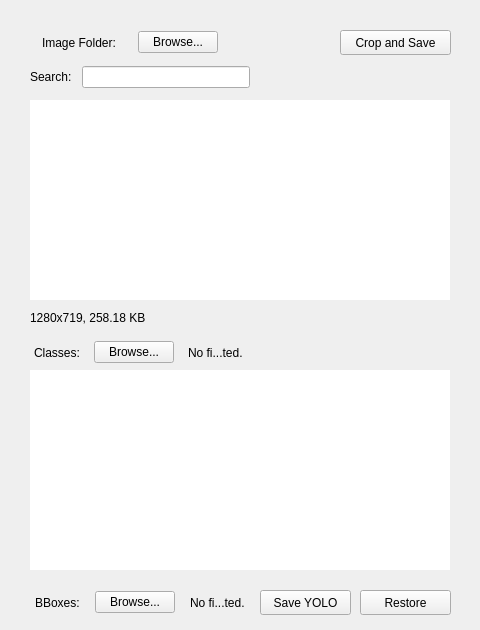
This is include/MainView.ui in ntu-sdi/dataset-labelling-tool as Qt 5 draws it before an edit. The edited form follows.
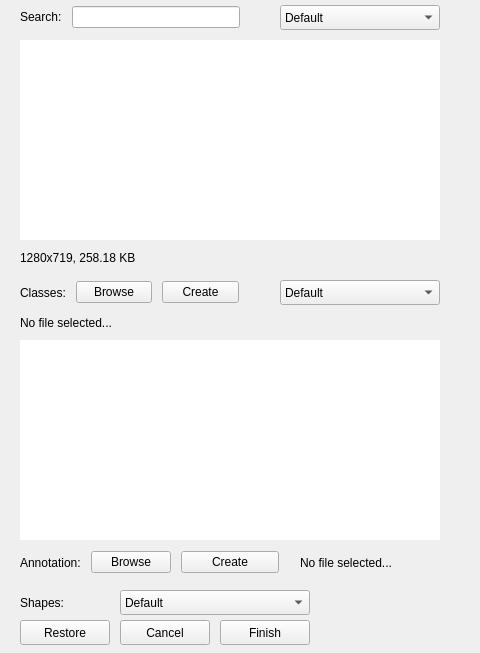
This is the edited form.

Commit message: Created GUI elements to correspond from design made in class diagram

The edit to the form file:
```diff
--- a/include/MainView.ui
+++ b/include/MainView.ui
@@ -7,7 +7,7 @@
     <x>0</x>
     <y>0</y>
     <width>480</width>
-    <height>630</height>
+    <height>653</height>
    </rect>
   </property>
   <property name="windowTitle">
@@ -17,10 +17,10 @@
    <widget class="QFrame" name="MainContainer">
     <property name="geometry">
      <rect>
-      <x>10</x>
-      <y>10</y>
+      <x>0</x>
+      <y>-50</y>
       <width>460</width>
-      <height>620</height>
+      <height>701</height>
      </rect>
     </property>
     <property name="sizePolicy">
@@ -46,16 +46,10 @@
       <rect>
        <x>20</x>
        <y>20</y>
-       <width>201</width>
+       <width>190</width>
        <height>25</height>
       </rect>
      </property>
-     <property name="sizePolicy">
-      <sizepolicy hsizetype="Fixed" vsizetype="Fixed">
-       <horstretch>0</horstretch>
-       <verstretch>0</verstretch>
-      </sizepolicy>
-     </property>
      <property name="styleSheet">
       <string notr="true"/>
      </property>
@@ -106,25 +100,12 @@
          </sizepolicy>
         </property>
         <property name="text">
-         <string>Browse...</string>
+         <string>Browse</string>
         </property>
        </widget>
       </item>
      </layout>
     </widget>
-    <widget class="QPushButton" name="CropSaveButton">
-     <property name="geometry">
-      <rect>
-       <x>330</x>
-       <y>20</y>
-       <width>111</width>
-       <height>25</height>
-      </rect>
-     </property>
-     <property name="text">
-      <string>Crop and Save</string>
-     </property>
-    </widget>
     <widget class="QFrame" name="ImageSearchFrame">
      <property name="geometry">
       <rect>
@@ -134,12 +115,6 @@
        <height>25</height>
       </rect>
      </property>
-     <property name="sizePolicy">
-      <sizepolicy hsizetype="Fixed" vsizetype="Fixed">
-       <horstretch>0</horstretch>
-       <verstretch>0</verstretch>
-      </sizepolicy>
-     </property>
      <property name="frameShape">
       <enum>QFrame::StyledPanel</enum>
      </property>
@@ -218,12 +193,6 @@
        <height>25</height>
       </rect>
      </property>
-     <property name="sizePolicy">
-      <sizepolicy hsizetype="Fixed" vsizetype="Fixed">
-       <horstretch>0</horstretch>
-       <verstretch>0</verstretch>
-      </sizepolicy>
-     </property>
      <property name="styleSheet">
       <string notr="true"/>
      </property>
@@ -274,20 +243,20 @@
          </sizepolicy>
         </property>
         <property name="text">
-         <string>Browse...</string>
+         <string>Browse</string>
         </property>
        </widget>
       </item>
       <item>
-       <widget class="QLabel" name="ClassFileLabel">
+       <widget class="QPushButton" name="ClassCreateButton">
         <property name="sizePolicy">
-         <sizepolicy hsizetype="Maximum" vsizetype="Preferred">
+         <sizepolicy hsizetype="Maximum" vsizetype="Fixed">
           <horstretch>0</horstretch>
           <verstretch>0</verstretch>
          </sizepolicy>
         </property>
         <property name="text">
-         <string>No fi...ted.</string>
+         <string>Create</string>
         </property>
        </widget>
       </item>
@@ -297,7 +266,7 @@
      <property name="geometry">
       <rect>
        <x>20</x>
-       <y>360</y>
+       <y>390</y>
        <width>420</width>
        <height>200</height>
       </rect>
@@ -313,17 +282,11 @@
      <property name="geometry">
       <rect>
        <x>20</x>
-       <y>580</y>
-       <width>221</width>
+       <y>600</y>
+       <width>260</width>
        <height>25</height>
       </rect>
      </property>
-     <property name="sizePolicy">
-      <sizepolicy hsizetype="Fixed" vsizetype="Fixed">
-       <horstretch>0</horstretch>
-       <verstretch>0</verstretch>
-      </sizepolicy>
-     </property>
      <property name="styleSheet">
       <string notr="true"/>
      </property>
@@ -361,7 +324,7 @@
          </sizepolicy>
         </property>
         <property name="text">
-         <string>BBoxes:</string>
+         <string>Annotation:</string>
         </property>
        </widget>
       </item>
@@ -374,49 +337,227 @@
          </sizepolicy>
         </property>
         <property name="text">
-         <string>Browse...</string>
+         <string>Browse</string>
         </property>
        </widget>
       </item>
       <item>
-       <widget class="QLabel" name="BBoxFileName">
-        <property name="sizePolicy">
-         <sizepolicy hsizetype="Maximum" vsizetype="Preferred">
-          <horstretch>0</horstretch>
-          <verstretch>0</verstretch>
-         </sizepolicy>
-        </property>
+       <widget class="QPushButton" name="AnnotationCreateButton">
         <property name="text">
-         <string>No fi...ted.</string>
+         <string>Create</string>
         </property>
        </widget>
       </item>
      </layout>
     </widget>
-    <widget class="QPushButton" name="SaveYOLOButton">
+    <widget class="QComboBox" name="ImageListSortBox">
      <property name="geometry">
       <rect>
-       <x>250</x>
-       <y>580</y>
-       <width>91</width>
+       <x>280</x>
+       <y>55</y>
+       <width>160</width>
        <height>25</height>
       </rect>
      </property>
+     <item>
+      <property name="text">
+       <string>Default</string>
+      </property>
+     </item>
+     <item>
+      <property name="text">
+       <string>Name : Ascending</string>
+      </property>
+     </item>
+     <item>
+      <property name="text">
+       <string>Name : Descending</string>
+      </property>
+     </item>
+     <item>
+      <property name="text">
+       <string>Date : Ascending</string>
+      </property>
+     </item>
+     <item>
+      <property name="text">
+       <string>Date : Descending</string>
+      </property>
+     </item>
+     <item>
+      <property name="text">
+       <string>Size : Ascending</string>
+      </property>
+     </item>
+     <item>
+      <property name="text">
+       <string>Size : Decsending</string>
+      </property>
+     </item>
+    </widget>
+    <widget class="QComboBox" name="ClassListSortBox">
+     <property name="geometry">
+      <rect>
+       <x>280</x>
+       <y>330</y>
+       <width>160</width>
+       <height>25</height>
+      </rect>
+     </property>
+     <item>
+      <property name="text">
+       <string>Default</string>
+      </property>
+     </item>
+     <item>
+      <property name="text">
+       <string>Name : Ascending</string>
+      </property>
+     </item>
+     <item>
+      <property name="text">
+       <string>Name : Descending</string>
+      </property>
+     </item>
+    </widget>
+    <widget class="QLabel" name="AnnotationLabel_2">
+     <property name="geometry">
+      <rect>
+       <x>300</x>
+       <y>595</y>
+       <width>118</width>
+       <height>35</height>
+      </rect>
+     </property>
+     <property name="sizePolicy">
+      <sizepolicy hsizetype="Maximum" vsizetype="Preferred">
+       <horstretch>0</horstretch>
+       <verstretch>0</verstretch>
+      </sizepolicy>
+     </property>
      <property name="text">
-      <string>Save YOLO</string>
+      <string>No file selected...</string>
      </property>
     </widget>
-    <widget class="QPushButton" name="RestoreButton">
+    <widget class="QFrame" name="ShapesFrame">
      <property name="geometry">
       <rect>
-       <x>350</x>
-       <y>580</y>
-       <width>91</width>
+       <x>20</x>
+       <y>640</y>
+       <width>301</width>
+       <height>61</height>
+      </rect>
+     </property>
+     <property name="frameShape">
+      <enum>QFrame::StyledPanel</enum>
+     </property>
+     <property name="frameShadow">
+      <enum>QFrame::Raised</enum>
+     </property>
+     <widget class="QLabel" name="ShapesLabel">
+      <property name="geometry">
+       <rect>
+        <x>0</x>
+        <y>0</y>
+        <width>60</width>
+        <height>25</height>
+       </rect>
+      </property>
+      <property name="sizePolicy">
+       <sizepolicy hsizetype="Maximum" vsizetype="Preferred">
+        <horstretch>0</horstretch>
+        <verstretch>0</verstretch>
+       </sizepolicy>
+      </property>
+      <property name="text">
+       <string>Shapes:</string>
+      </property>
+     </widget>
+     <widget class="QPushButton" name="ShapesRestoreButton">
+      <property name="geometry">
+       <rect>
+        <x>0</x>
+        <y>30</y>
+        <width>90</width>
+        <height>25</height>
+       </rect>
+      </property>
+      <property name="text">
+       <string>Restore</string>
+      </property>
+     </widget>
+     <widget class="QPushButton" name="ShapesCancelButton">
+      <property name="geometry">
+       <rect>
+        <x>100</x>
+        <y>30</y>
+        <width>90</width>
+        <height>25</height>
+       </rect>
+      </property>
+      <property name="text">
+       <string>Cancel</string>
+      </property>
+     </widget>
+     <widget class="QPushButton" name="ShapesFinishButton">
+      <property name="geometry">
+       <rect>
+        <x>200</x>
+        <y>30</y>
+        <width>90</width>
+        <height>25</height>
+       </rect>
+      </property>
+      <property name="text">
+       <string>Finish</string>
+      </property>
+     </widget>
+     <widget class="QComboBox" name="ShapesSelector">
+      <property name="geometry">
+       <rect>
+        <x>100</x>
+        <y>0</y>
+        <width>190</width>
+        <height>25</height>
+       </rect>
+      </property>
+      <item>
+       <property name="text">
+        <string>Default</string>
+       </property>
+      </item>
+      <item>
+       <property name="text">
+        <string>Name : Ascending</string>
+       </property>
+      </item>
+      <item>
+       <property name="text">
+        <string>Name : Descending</string>
+       </property>
+      </item>
+     </widget>
+    </widget>
+    <widget class="QLabel" name="ClassFileLabel">
+     <property name="geometry">
+      <rect>
+       <x>20</x>
+       <y>360</y>
+       <width>118</width>
        <height>25</height>
       </rect>
      </property>
+     <property name="sizePolicy">
+      <sizepolicy hsizetype="Maximum" vsizetype="Preferred">
+       <horstretch>0</horstretch>
+       <verstretch>0</verstretch>
+      </sizepolicy>
+     </property>
      <property name="text">
-      <string>Restore</string>
+      <string>No file selected...</string>
+     </property>
+     <property name="alignment">
+      <set>Qt::AlignLeading|Qt::AlignLeft|Qt::AlignVCenter</set>
      </property>
     </widget>
    </widget>
```
Left out of the diff: 10 changed lines with no effect on the pictures. The commit also changes 3 other files.
